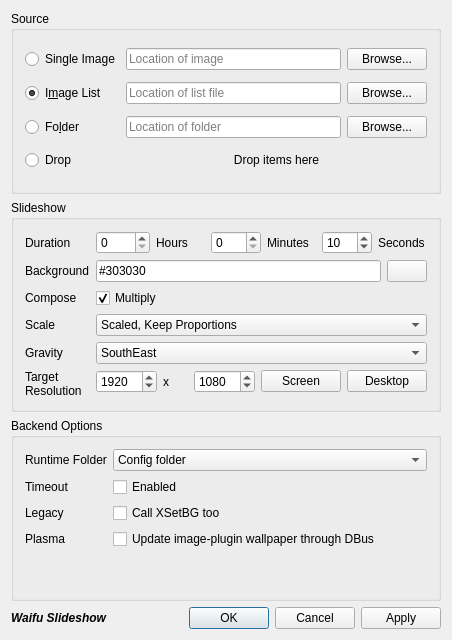
Above: mainwindow.ui from Spencerx/qt314wall before the change. Below: the same form after it.
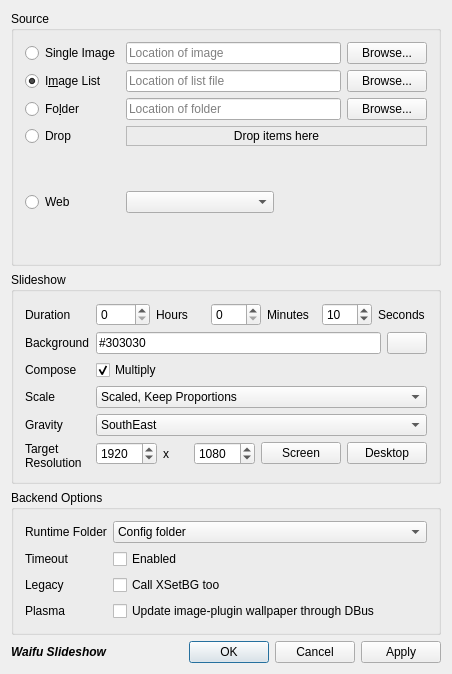
That is the form after the change. Icons and pictures are not drawn.

Commit message:
all: add web sources
Fixes #1

Patch:
```diff
--- a/mainwindow.ui
+++ b/mainwindow.ui
@@ -7,7 +7,7 @@
     <x>0</x>
     <y>0</y>
     <width>452</width>
-    <height>640</height>
+    <height>674</height>
    </rect>
   </property>
   <property name="sizePolicy">
@@ -32,7 +32,42 @@
      <property name="title">
       <string>Source</string>
      </property>
-     <layout class="QGridLayout" name="gridLayout">
+     <layout class="QGridLayout" name="gridLayout" columnstretch="0,1">
+      <item row="0" column="0">
+       <widget class="QRadioButton" name="sourceImage">
+        <property name="text">
+         <string>Single Image</string>
+        </property>
+       </widget>
+      </item>
+      <item row="0" column="1">
+       <layout class="QHBoxLayout" name="horizontalLayout_2">
+        <item>
+         <widget class="QLineEdit" name="image">
+          <property name="placeholderText">
+           <string>Location of image</string>
+          </property>
+         </widget>
+        </item>
+        <item>
+         <widget class="QPushButton" name="imageBrowse">
+          <property name="text">
+           <string>Browse...</string>
+          </property>
+         </widget>
+        </item>
+       </layout>
+      </item>
+      <item row="1" column="0">
+       <widget class="QRadioButton" name="sourceImageList">
+        <property name="text">
+         <string>I&amp;mage List</string>
+        </property>
+        <property name="checked">
+         <bool>true</bool>
+        </property>
+       </widget>
+      </item>
       <item row="1" column="1">
        <layout class="QHBoxLayout" name="horizontalLayout_7">
         <item>
@@ -76,41 +111,6 @@
         </item>
        </layout>
       </item>
-      <item row="1" column="0">
-       <widget class="QRadioButton" name="sourceImageList">
-        <property name="text">
-         <string>I&amp;mage List</string>
-        </property>
-        <property name="checked">
-         <bool>true</bool>
-        </property>
-       </widget>
-      </item>
-      <item row="0" column="0">
-       <widget class="QRadioButton" name="sourceImage">
-        <property name="text">
-         <string>Single Image</string>
-        </property>
-       </widget>
-      </item>
-      <item row="0" column="1">
-       <layout class="QHBoxLayout" name="horizontalLayout_2">
-        <item>
-         <widget class="QLineEdit" name="image">
-          <property name="placeholderText">
-           <string>Location of image</string>
-          </property>
-         </widget>
-        </item>
-        <item>
-         <widget class="QPushButton" name="imageBrowse">
-          <property name="text">
-           <string>Browse...</string>
-          </property>
-         </widget>
-        </item>
-       </layout>
-      </item>
       <item row="3" column="0">
        <widget class="QRadioButton" name="sourceDrop">
         <property name="text">
@@ -120,9 +120,18 @@
       </item>
       <item row="3" column="1">
        <widget class="QLabel" name="label">
+        <property name="sizePolicy">
+         <sizepolicy hsizetype="Expanding" vsizetype="Preferred">
+          <horstretch>0</horstretch>
+          <verstretch>0</verstretch>
+         </sizepolicy>
+        </property>
         <property name="acceptDrops">
          <bool>true</bool>
         </property>
+        <property name="frameShape">
+         <enum>QFrame::StyledPanel</enum>
+        </property>
         <property name="text">
          <string>Drop items here</string>
         </property>
@@ -131,6 +140,23 @@
         </property>
        </widget>
       </item>
+      <item row="4" column="0">
+       <widget class="QRadioButton" name="sourceWeb">
+        <property name="text">
+         <string>Web</string>
+        </property>
+       </widget>
+      </item>
+      <item row="4" column="1">
+       <layout class="QHBoxLayout" name="horizontalLayout_3" stretch="1,1">
+        <item>
+         <widget class="QComboBox" name="webSource"/>
+        </item>
+        <item>
+         <widget class="QStackedWidget" name="webSourcePages"/>
+        </item>
+       </layout>
+      </item>
      </layout>
     </widget>
    </item>
```
The commit also changes 7 other files.
